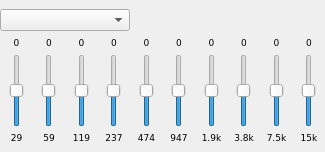
shahid334/sayonara-player, file branches/sayonara-492/GUI/equalizer/GUI_Equalizer.ui: the form before one commit.
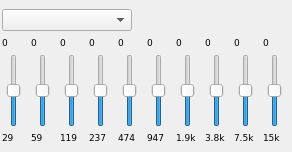
The form after the commit.

Patch:
```diff
--- a/branches/sayonara-492/GUI/equalizer/GUI_Equalizer.ui
+++ b/branches/sayonara-492/GUI/equalizer/GUI_Equalizer.ui
@@ -6,7 +6,7 @@
    <rect>
     <x>0</x>
     <y>0</y>
-    <width>325</width>
+    <width>292</width>
     <height>152</height>
    </rect>
   </property>
@@ -18,7 +18,7 @@
   </property>
   <property name="minimumSize">
    <size>
-    <width>325</width>
+    <width>292</width>
     <height>152</height>
    </size>
   </property>
@@ -50,9 +50,12 @@
      <height>152</height>
     </size>
    </property>
-   <layout class="QGridLayout" name="gridLayout">
+   <layout class="QGridLayout" name="gridLayout" rowstretch="0,0,0,0,0,0,0,0" columnstretch="0,0,0,0,0,0,0,0,0,0,0" columnminimumwidth="0,0,0,0,0,0,0,0,0,0,0">
+    <property name="sizeConstraint">
+     <enum>QLayout::SetMaximumSize</enum>
+    </property>
     <property name="leftMargin">
-     <number>0</number>
+     <number>2</number>
     </property>
     <property name="topMargin">
      <number>8</number>
@@ -90,7 +93,7 @@
        <string>0</string>
       </property>
       <property name="alignment">
-       <set>Qt::AlignCenter</set>
+       <set>Qt::AlignLeading|Qt::AlignLeft|Qt::AlignVCenter</set>
       </property>
      </widget>
     </item>
@@ -110,7 +113,7 @@
       </property>
       <property name="maximumSize">
        <size>
-        <width>100</width>
+        <width>24</width>
         <height>5000</height>
        </size>
       </property>
@@ -147,7 +150,7 @@
       </property>
       <property name="maximumSize">
        <size>
-        <width>100</width>
+        <width>24</width>
         <height>5000</height>
        </size>
       </property>
@@ -189,7 +192,7 @@
        <string>0</string>
       </property>
       <property name="alignment">
-       <set>Qt::AlignCenter</set>
+       <set>Qt::AlignLeading|Qt::AlignLeft|Qt::AlignVCenter</set>
       </property>
      </widget>
     </item>
@@ -209,7 +212,7 @@
       </property>
       <property name="maximumSize">
        <size>
-        <width>100</width>
+        <width>24</width>
         <height>5000</height>
        </size>
       </property>
@@ -251,7 +254,7 @@
        <string>0</string>
       </property>
       <property name="alignment">
-       <set>Qt::AlignCenter</set>
+       <set>Qt::AlignLeading|Qt::AlignLeft|Qt::AlignVCenter</set>
       </property>
      </widget>
     </item>
@@ -276,7 +279,7 @@
        <string>0</string>
       </property>
       <property name="alignment">
-       <set>Qt::AlignCenter</set>
+       <set>Qt::AlignLeading|Qt::AlignLeft|Qt::AlignVCenter</set>
       </property>
      </widget>
     </item>
@@ -301,7 +304,7 @@
        <string>0</string>
       </property>
       <property name="alignment">
-       <set>Qt::AlignCenter</set>
+       <set>Qt::AlignLeading|Qt::AlignLeft|Qt::AlignVCenter</set>
       </property>
      </widget>
     </item>
@@ -326,7 +329,7 @@
        <string>0</string>
       </property>
       <property name="alignment">
-       <set>Qt::AlignCenter</set>
+       <set>Qt::AlignLeading|Qt::AlignLeft|Qt::AlignVCenter</set>
       </property>
      </widget>
     </item>
@@ -346,7 +349,7 @@
       </property>
       <property name="maximumSize">
        <size>
-        <width>100</width>
+        <width>24</width>
         <height>5000</height>
        </size>
       </property>
@@ -388,7 +391,7 @@
        <string>0</string>
       </property>
       <property name="alignment">
-       <set>Qt::AlignCenter</set>
+       <set>Qt::AlignLeading|Qt::AlignLeft|Qt::AlignVCenter</set>
       </property>
      </widget>
     </item>
@@ -408,7 +411,7 @@
       </property>
       <property name="maximumSize">
        <size>
-        <width>100</width>
+        <width>24</width>
         <height>5000</height>
        </size>
       </property>
@@ -445,7 +448,7 @@
       </property>
       <property name="maximumSize">
        <size>
-        <width>100</width>
+        <width>24</width>
         <height>5000</height>
        </size>
       </property>
@@ -487,14 +490,14 @@
        <string>0</string>
       </property>
       <property name="alignment">
-       <set>Qt::AlignCenter</set>
+       <set>Qt::AlignLeading|Qt::AlignLeft|Qt::AlignVCenter</set>
       </property>
      </widget>
     </item>
     <item row="6" column="1">
      <widget class="QSlider" name="sli_0">
       <property name="sizePolicy">
-       <sizepolicy hsizetype="MinimumExpanding" vsizetype="Expanding">
+       <sizepolicy hsizetype="Maximum" vsizetype="Expanding">
         <horstretch>0</horstretch>
         <verstretch>0</verstretch>
        </sizepolicy>
@@ -507,7 +510,7 @@
       </property>
       <property name="maximumSize">
        <size>
-        <width>100</width>
+        <width>24</width>
         <height>5000</height>
        </size>
       </property>
@@ -549,7 +552,7 @@
        <string>0</string>
       </property>
       <property name="alignment">
-       <set>Qt::AlignCenter</set>
+       <set>Qt::AlignLeading|Qt::AlignLeft|Qt::AlignVCenter</set>
       </property>
      </widget>
     </item>
@@ -569,7 +572,7 @@
       </property>
       <property name="maximumSize">
        <size>
-        <width>100</width>
+        <width>24</width>
         <height>5000</height>
        </size>
       </property>
@@ -611,7 +614,7 @@
        <string>0</string>
       </property>
       <property name="alignment">
-       <set>Qt::AlignCenter</set>
+       <set>Qt::AlignLeading|Qt::AlignLeft|Qt::AlignVCenter</set>
       </property>
      </widget>
     </item>
@@ -710,7 +713,7 @@
       </property>
       <property name="maximumSize">
        <size>
-        <width>100</width>
+        <width>24</width>
         <height>5000</height>
        </size>
       </property>
@@ -759,7 +762,7 @@
       </property>
       <property name="maximumSize">
        <size>
-        <width>100</width>
+        <width>24</width>
         <height>5000</height>
        </size>
       </property>
@@ -798,7 +801,7 @@
        <string>29</string>
       </property>
       <property name="alignment">
-       <set>Qt::AlignCenter</set>
+       <set>Qt::AlignLeading|Qt::AlignLeft|Qt::AlignVCenter</set>
       </property>
      </widget>
     </item>
@@ -820,7 +823,7 @@
        <string>59</string>
       </property>
       <property name="alignment">
-       <set>Qt::AlignCenter</set>
+       <set>Qt::AlignLeading|Qt::AlignLeft|Qt::AlignVCenter</set>
       </property>
      </widget>
     </item>
@@ -842,7 +845,7 @@
        <string>119</string>
       </property>
       <property name="alignment">
-       <set>Qt::AlignCenter</set>
+       <set>Qt::AlignLeading|Qt::AlignLeft|Qt::AlignVCenter</set>
       </property>
      </widget>
     </item>
@@ -864,7 +867,7 @@
        <string>237</string>
       </property>
       <property name="alignment">
-       <set>Qt::AlignCenter</set>
+       <set>Qt::AlignLeading|Qt::AlignLeft|Qt::AlignVCenter</set>
       </property>
      </widget>
     </item>
@@ -886,7 +889,7 @@
        <string>474</string>
       </property>
       <property name="alignment">
-       <set>Qt::AlignCenter</set>
+       <set>Qt::AlignLeading|Qt::AlignLeft|Qt::AlignVCenter</set>
       </property>
      </widget>
     </item>
@@ -908,7 +911,7 @@
        <string>947</string>
       </property>
       <property name="alignment">
-       <set>Qt::AlignCenter</set>
+       <set>Qt::AlignLeading|Qt::AlignLeft|Qt::AlignVCenter</set>
       </property>
      </widget>
     </item>
@@ -930,7 +933,7 @@
        <string>1.9k</string>
       </property>
       <property name="alignment">
-       <set>Qt::AlignCenter</set>
+       <set>Qt::AlignLeading|Qt::AlignLeft|Qt::AlignVCenter</set>
       </property>
      </widget>
     </item>
@@ -952,7 +955,7 @@
        <string>3.8k</string>
       </property>
       <property name="alignment">
-       <set>Qt::AlignCenter</set>
+       <set>Qt::AlignLeading|Qt::AlignLeft|Qt::AlignVCenter</set>
       </property>
      </widget>
     </item>
@@ -974,7 +977,7 @@
        <string>7.5k</string>
       </property>
       <property name="alignment">
-       <set>Qt::AlignCenter</set>
+       <set>Qt::AlignLeading|Qt::AlignLeft|Qt::AlignVCenter</set>
       </property>
      </widget>
     </item>
@@ -996,7 +999,7 @@
        <string>15k</string>
       </property>
       <property name="alignment">
-       <set>Qt::AlignCenter</set>
+       <set>Qt::AlignLeading|Qt::AlignLeft|Qt::AlignVCenter</set>
       </property>
      </widget>
     </item>
```
